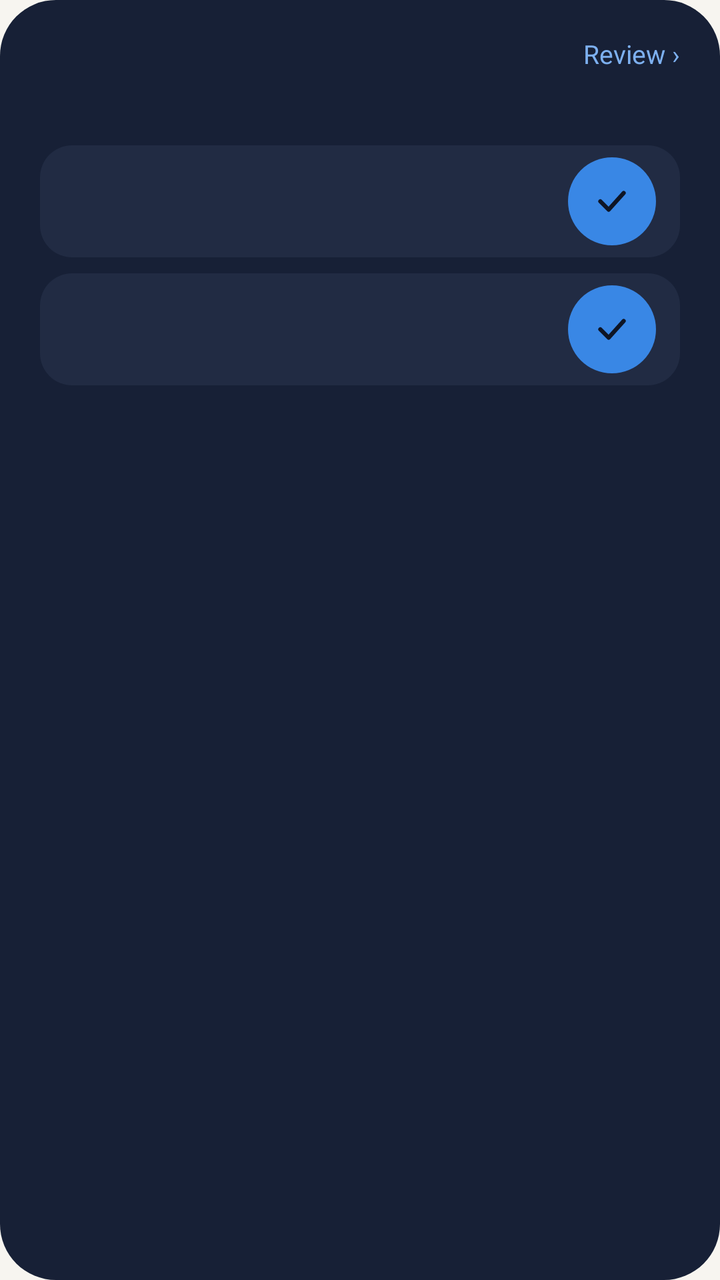
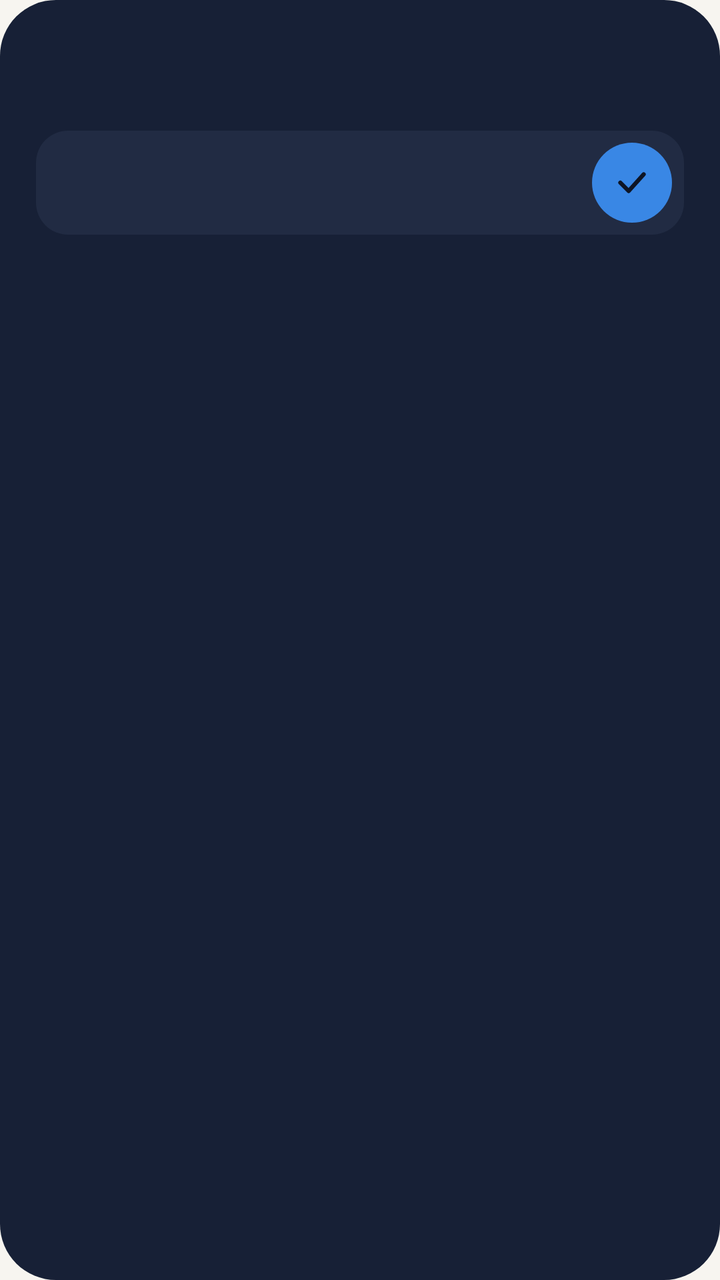

Screens rendered from an Android XML layout before and after an edit, with the pre-edit source and the edit as a unified diff.
<!-- AndroidManifest.xml: application theme Theme.Kharcha -->
<!-- res/layout/deck_card_review.xml -->
<?xml version="1.0" encoding="utf-8"?>
<LinearLayout xmlns:android="http://schemas.android.com/apk/res/android"
    android:id="@+id/card"
    android:layout_width="match_parent"
    android:layout_height="match_parent"
    android:background="@drawable/widget_card_bg"
    android:orientation="vertical"
    android:paddingHorizontal="20dp"
    android:paddingVertical="16dp">

    <LinearLayout
        android:layout_width="match_parent"
        android:layout_height="wrap_content"
        android:gravity="center_vertical"
        android:orientation="horizontal">

        <TextView
            android:id="@+id/review_title"
            style="@style/WidgetTitle"
            android:layout_width="0dp"
            android:layout_height="wrap_content"
            android:layout_weight="1" />

        <TextView
            android:layout_width="wrap_content"
            android:layout_height="wrap_content"
            android:text="Review ›"
            android:textColor="@color/widget_link"
            android:textSize="13sp" />
    </LinearLayout>

    <TextView
        android:id="@+id/review_empty"
        style="@style/WidgetLabel"
        android:layout_width="wrap_content"
        android:layout_height="wrap_content"
        android:layout_marginTop="8dp"
        android:maxLines="2"
        android:textSize="14sp" />

    <LinearLayout
        android:id="@+id/review_row1"
        android:layout_width="match_parent"
        android:layout_height="wrap_content"
        android:layout_marginTop="8dp"
        android:background="@drawable/widget_row_bg"
        android:gravity="center_vertical"
        android:orientation="horizontal"
        android:paddingHorizontal="12dp"
        android:paddingVertical="6dp">

        <LinearLayout
            android:layout_width="0dp"
            android:layout_height="wrap_content"
            android:layout_weight="1"
            android:orientation="vertical">

            <TextView
                android:id="@+id/review_amount1"
                style="@style/WidgetTitle"
                android:layout_width="wrap_content"
                android:layout_height="wrap_content"
                android:textSize="15sp" />

            <TextView
                android:id="@+id/review_sub1"
                style="@style/WidgetLabel"
                android:layout_width="wrap_content"
                android:layout_height="wrap_content"
                android:textSize="12sp" />
        </LinearLayout>

        <ImageView
            android:id="@+id/review_accept1"
            android:layout_width="44dp"
            android:layout_height="44dp"
            android:background="@drawable/widget_accept_bg"
            android:scaleType="center"
            android:src="@drawable/ic_widget_check" />
    </LinearLayout>

    <LinearLayout
        android:id="@+id/review_row2"
        android:layout_width="match_parent"
        android:layout_height="wrap_content"
        android:layout_marginTop="8dp"
        android:background="@drawable/widget_row_bg"
        android:gravity="center_vertical"
        android:orientation="horizontal"
        android:paddingHorizontal="12dp"
        android:paddingVertical="6dp">

        <LinearLayout
            android:layout_width="0dp"
            android:layout_height="wrap_content"
            android:layout_weight="1"
            android:orientation="vertical">

            <TextView
                android:id="@+id/review_amount2"
                style="@style/WidgetTitle"
                android:layout_width="wrap_content"
                android:layout_height="wrap_content"
                android:textSize="15sp" />

            <TextView
                android:id="@+id/review_sub2"
                style="@style/WidgetLabel"
                android:layout_width="wrap_content"
                android:layout_height="wrap_content"
                android:textSize="12sp" />
        </LinearLayout>

        <ImageView
            android:id="@+id/review_accept2"
            android:layout_width="44dp"
            android:layout_height="44dp"
            android:background="@drawable/widget_accept_bg"
            android:scaleType="center"
            android:src="@drawable/ic_widget_check" />
    </LinearLayout>
</LinearLayout>
<!-- resources referenced by this layout -->
<resources>
  <color name="widget_link">#7DB0F0</color>
  <!-- drawable ic_widget_check (drawable) -->
  <?xml version="1.0" encoding="utf-8"?>
  <vector xmlns:android="http://schemas.android.com/apk/res/android"
      android:width="20dp"
      android:height="20dp"
      android:viewportWidth="24"
      android:viewportHeight="24">
      <path
          android:pathData="M5,12l5,5L19,7"
          android:strokeWidth="2.5"
          android:strokeColor="#0E1525"
          android:strokeLineCap="round"
          android:strokeLineJoin="round" />
  </vector>
  <!-- drawable widget_accept_bg (drawable) -->
  <?xml version="1.0" encoding="utf-8"?>
  <shape xmlns:android="http://schemas.android.com/apk/res/android" android:shape="oval">
      <solid android:color="#3987E5" />
  </shape>
  <!-- drawable widget_card_bg (drawable) -->
  <?xml version="1.0" encoding="utf-8"?>
  <shape xmlns:android="http://schemas.android.com/apk/res/android" android:shape="rectangle">
      <solid android:color="#172036" />
      <corners android:radius="28dp" />
  </shape>
  <!-- drawable widget_row_bg (drawable) -->
  <?xml version="1.0" encoding="utf-8"?>
  <shape xmlns:android="http://schemas.android.com/apk/res/android" android:shape="rectangle">
      <solid android:color="#212B43" />
      <corners android:radius="16dp" />
  </shape>
  <style name="WidgetLabel">
          <item name="android:textColor">@color/widget_muted</item>
          <item name="android:textSize">13sp</item>
          <item name="android:maxLines">1</item>
          <item name="android:ellipsize">end</item>
      </style>
  <style name="WidgetTitle">
          <item name="android:textColor">@color/widget_text</item>
          <item name="android:textSize">16sp</item>
          <item name="android:textStyle">bold</item>
          <item name="android:maxLines">1</item>
          <item name="android:ellipsize">end</item>
      </style>
  <style name="Theme.Kharcha" parent="android:Theme.Material.Light.NoActionBar">
          <item name="android:windowBackground">@color/background</item>
          <item name="android:statusBarColor">@android:color/transparent</item>
          <item name="android:navigationBarColor">@android:color/transparent</item>
      </style>
  <color name="widget_muted">#B4BCCB</color>
  <color name="widget_text">#EEF1F6</color>
  <color name="background">#F7F5F0</color>
</resources>

<!-- the commit's change to res/layout/deck_card_review.xml (unified diff, before → after) -->
@@ -5,38 +5,24 @@
     android:layout_height="match_parent"
     android:background="@drawable/widget_card_bg"
     android:orientation="vertical"
-    android:paddingHorizontal="20dp"
-    android:paddingVertical="16dp">
+    android:paddingHorizontal="18dp"
+    android:paddingVertical="12dp">
 
-    <LinearLayout
+    <TextView
+        android:id="@+id/review_title"
+        style="@style/WidgetTitle"
         android:layout_width="match_parent"
         android:layout_height="wrap_content"
-        android:gravity="center_vertical"
-        android:orientation="horizontal">
-
-        <TextView
-            android:id="@+id/review_title"
-            style="@style/WidgetTitle"
-            android:layout_width="0dp"
-            android:layout_height="wrap_content"
-            android:layout_weight="1" />
-
-        <TextView
-            android:layout_width="wrap_content"
-            android:layout_height="wrap_content"
-            android:text="Review ›"
-            android:textColor="@color/widget_link"
-            android:textSize="13sp" />
-    </LinearLayout>
+        android:layout_marginEnd="36dp" />
 
     <TextView
         android:id="@+id/review_empty"
         style="@style/WidgetLabel"
         android:layout_width="wrap_content"
         android:layout_height="wrap_content"
-        android:layout_marginTop="8dp"
+        android:layout_marginTop="6dp"
         android:maxLines="2"
-        android:textSize="14sp" />
+        android:textSize="13sp" />
 
     <LinearLayout
         android:id="@+id/review_row1"
@@ -46,8 +32,10 @@
         android:background="@drawable/widget_row_bg"
         android:gravity="center_vertical"
         android:orientation="horizontal"
-        android:paddingHorizontal="12dp"
-        android:paddingVertical="6dp">
+        android:paddingStart="12dp"
+        android:paddingTop="6dp"
+        android:paddingEnd="6dp"
+        android:paddingBottom="6dp">
 
         <LinearLayout
             android:layout_width="0dp"
@@ -72,8 +60,9 @@
 
         <ImageView
             android:id="@+id/review_accept1"
-            android:layout_width="44dp"
-            android:layout_height="44dp"
+            android:layout_width="40dp"
+            android:layout_height="40dp"
+            android:layout_marginStart="8dp"
             android:background="@drawable/widget_accept_bg"
             android:scaleType="center"
             android:src="@drawable/ic_widget_check" />
@@ -87,8 +76,11 @@
         android:background="@drawable/widget_row_bg"
         android:gravity="center_vertical"
         android:orientation="horizontal"
-        android:paddingHorizontal="12dp"
-        android:paddingVertical="6dp">
+        android:paddingStart="12dp"
+        android:paddingTop="6dp"
+        android:paddingEnd="6dp"
+        android:paddingBottom="6dp"
+        android:visibility="gone">
 
         <LinearLayout
             android:layout_width="0dp"
@@ -113,8 +105,9 @@
 
         <ImageView
             android:id="@+id/review_accept2"
-            android:layout_width="44dp"
-            android:layout_height="44dp"
+            android:layout_width="40dp"
+            android:layout_height="40dp"
+            android:layout_marginStart="8dp"
             android:background="@drawable/widget_accept_bg"
             android:scaleType="center"
             android:src="@drawable/ic_widget_check" />
<!-- resource entries referenced after the edit -->
@@ -1,6 +1,5 @@
 <!-- resources referenced by this layout -->
 <resources>
-  <color name="widget_link">#7DB0F0</color>
   <!-- drawable ic_widget_check (drawable) -->
   <?xml version="1.0" encoding="utf-8"?>
   <vector xmlns:android="http://schemas.android.com/apk/res/android"
